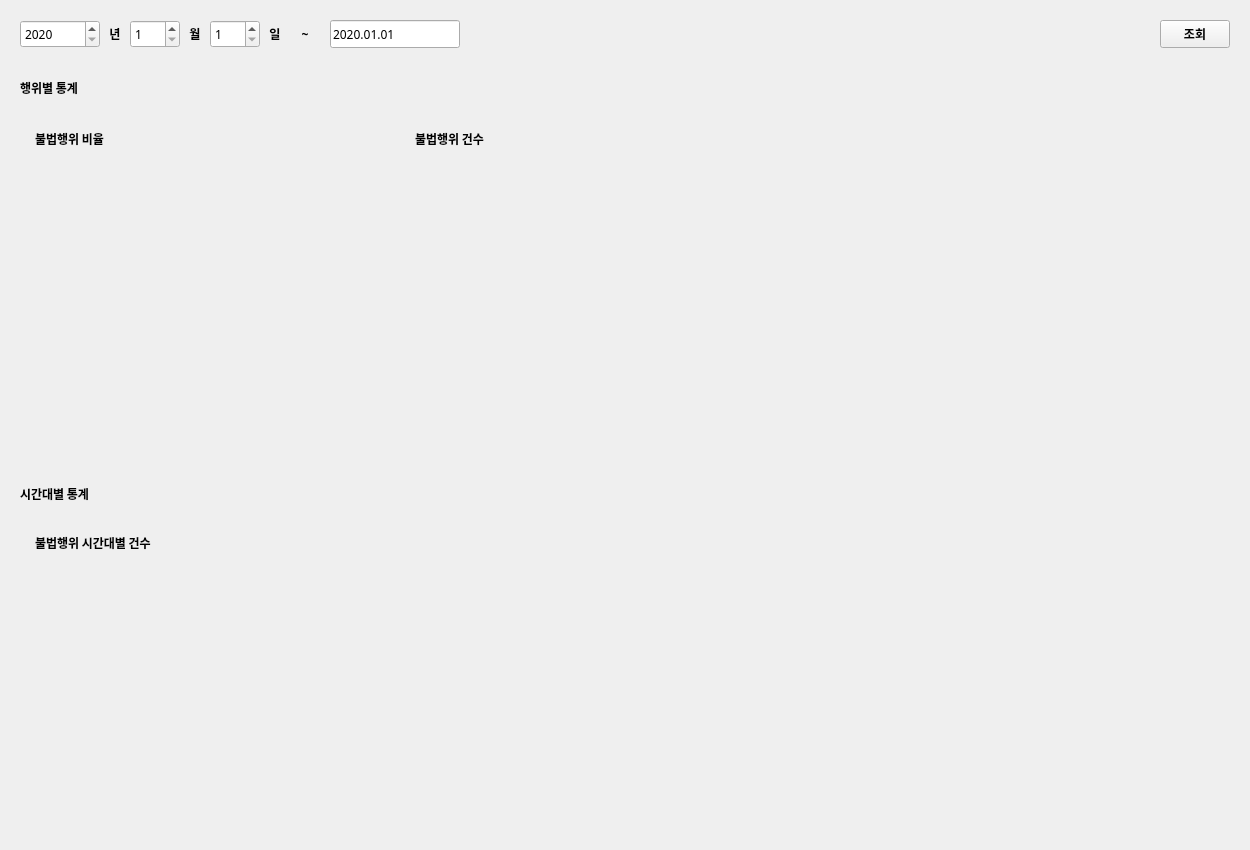
Before: the Qt Designer form gui/dashboard.ui in addinedu-ros-9th/deeplearning-repo-4, drawn with Qt 5.
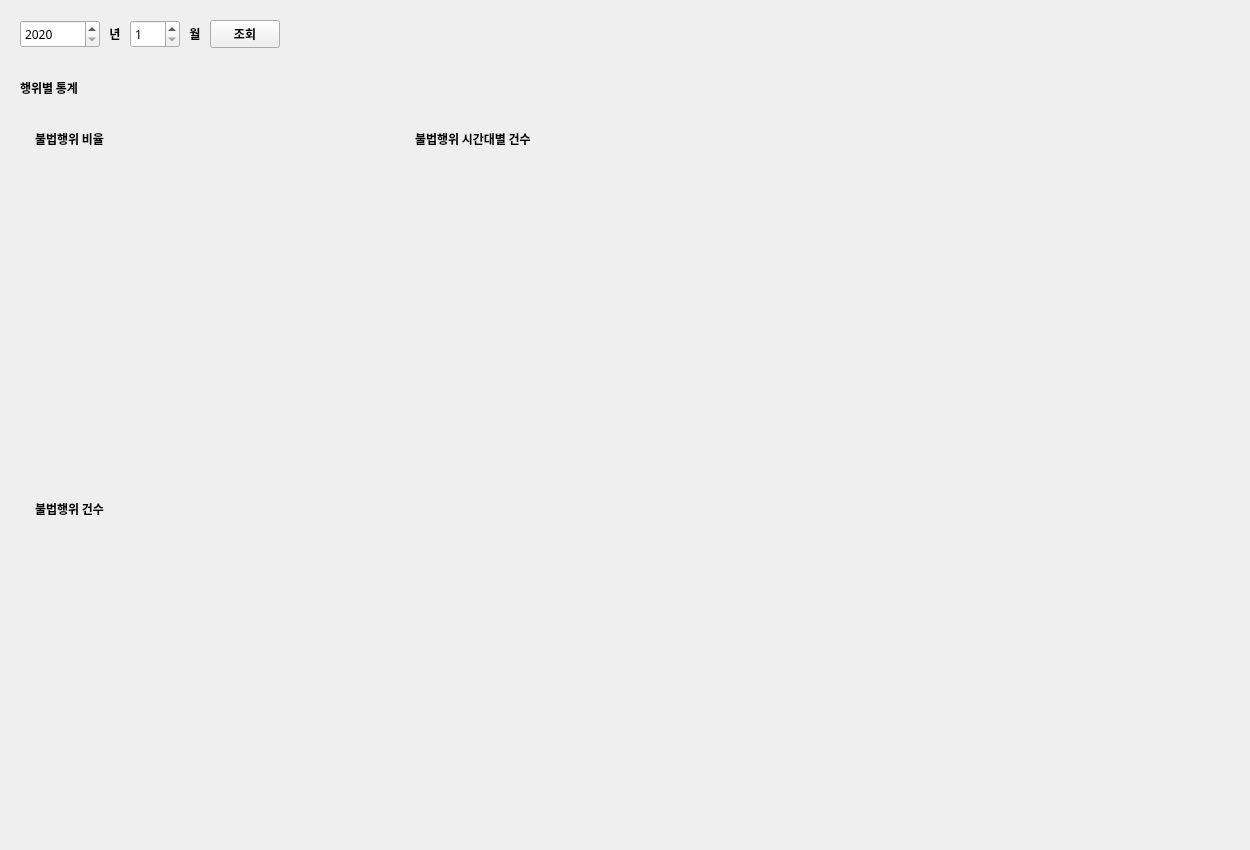
After: the same form once the commit is applied.

The edit to the form file:
```diff
--- a/gui/dashboard.ui
+++ b/gui/dashboard.ui
@@ -18,7 +18,7 @@
     <rect>
      <x>20</x>
      <y>70</y>
-     <width>120</width>
+     <width>161</width>
      <height>36</height>
     </rect>
    </property>
@@ -130,100 +130,6 @@
     <number>4</number>
    </property>
   </widget>
-  <widget class="QSpinBox" name="date1">
-   <property name="geometry">
-    <rect>
-     <x>210</x>
-     <y>20</y>
-     <width>50</width>
-     <height>28</height>
-    </rect>
-   </property>
-   <property name="font">
-    <font>
-     <family>Inter 18pt</family>
-    </font>
-   </property>
-   <property name="minimum">
-    <number>1</number>
-   </property>
-   <property name="maximum">
-    <number>31</number>
-   </property>
-  </widget>
-  <widget class="QLabel" name="text_date">
-   <property name="geometry">
-    <rect>
-     <x>260</x>
-     <y>20</y>
-     <width>30</width>
-     <height>28</height>
-    </rect>
-   </property>
-   <property name="font">
-    <font>
-     <family>Inter 18pt</family>
-     <weight>75</weight>
-     <bold>true</bold>
-    </font>
-   </property>
-   <property name="text">
-    <string>일</string>
-   </property>
-   <property name="alignment">
-    <set>Qt::AlignCenter</set>
-   </property>
-   <property name="margin">
-    <number>4</number>
-   </property>
-  </widget>
-  <widget class="QLabel" name="range1">
-   <property name="geometry">
-    <rect>
-     <x>290</x>
-     <y>20</y>
-     <width>30</width>
-     <height>28</height>
-    </rect>
-   </property>
-   <property name="font">
-    <font>
-     <family>Inter 18pt</family>
-     <weight>75</weight>
-     <bold>true</bold>
-    </font>
-   </property>
-   <property name="text">
-    <string>~</string>
-   </property>
-   <property name="alignment">
-    <set>Qt::AlignCenter</set>
-   </property>
-   <property name="margin">
-    <number>4</number>
-   </property>
-  </widget>
-  <widget class="QLineEdit" name="end_date">
-   <property name="geometry">
-    <rect>
-     <x>330</x>
-     <y>20</y>
-     <width>130</width>
-     <height>28</height>
-    </rect>
-   </property>
-   <property name="font">
-    <font>
-     <family>Inter 18pt</family>
-    </font>
-   </property>
-   <property name="text">
-    <string>2020.01.01</string>
-   </property>
-   <property name="readOnly">
-    <bool>true</bool>
-   </property>
-  </widget>
   <widget class="QLabel" name="divider1">
    <property name="geometry">
     <rect>
@@ -240,9 +146,9 @@
   <widget class="QLabel" name="text2">
    <property name="geometry">
     <rect>
-     <x>20</x>
-     <y>476</y>
-     <width>120</width>
+     <x>35</x>
+     <y>491</y>
+     <width>201</width>
      <height>36</height>
     </rect>
    </property>
@@ -254,7 +160,7 @@
     </font>
    </property>
    <property name="text">
-    <string>시간대별 통계</string>
+    <string>불법행위 건수</string>
    </property>
    <property name="margin">
     <number>10</number>
@@ -290,9 +196,9 @@
    <property name="geometry">
     <rect>
      <x>20</x>
-     <y>520</y>
+     <y>486</y>
      <width>1210</width>
-     <height>310</height>
+     <height>346</height>
     </rect>
    </property>
    <property name="text">
@@ -328,10 +234,10 @@
   <widget class="QLabel" name="graph3">
    <property name="geometry">
     <rect>
-     <x>20</x>
-     <y>550</y>
-     <width>1210</width>
-     <height>251</height>
+     <x>-5</x>
+     <y>501</y>
+     <width>1241</width>
+     <height>311</height>
     </rect>
    </property>
    <property name="text">
@@ -343,7 +249,7 @@
     <rect>
      <x>35</x>
      <y>121</y>
-     <width>120</width>
+     <width>161</width>
      <height>36</height>
     </rect>
    </property>
@@ -366,30 +272,7 @@
     <rect>
      <x>415</x>
      <y>121</y>
-     <width>120</width>
-     <height>36</height>
-    </rect>
-   </property>
-   <property name="font">
-    <font>
-     <family>Inter 18pt</family>
-     <weight>75</weight>
-     <bold>true</bold>
-    </font>
-   </property>
-   <property name="text">
-    <string>불법행위 건수</string>
-   </property>
-   <property name="margin">
-    <number>10</number>
-   </property>
-  </widget>
-  <widget class="QLabel" name="graph3_text">
-   <property name="geometry">
-    <rect>
-     <x>35</x>
-     <y>525</y>
-     <width>201</width>
+     <width>191</width>
      <height>36</height>
     </rect>
    </property>
@@ -449,7 +332,7 @@
   <widget class="QPushButton" name="search_btn">
    <property name="geometry">
     <rect>
-     <x>1160</x>
+     <x>210</x>
      <y>20</y>
      <width>70</width>
      <height>28</height>
```
Left out of the diff: 19 changed lines with no effect on the pictures.
